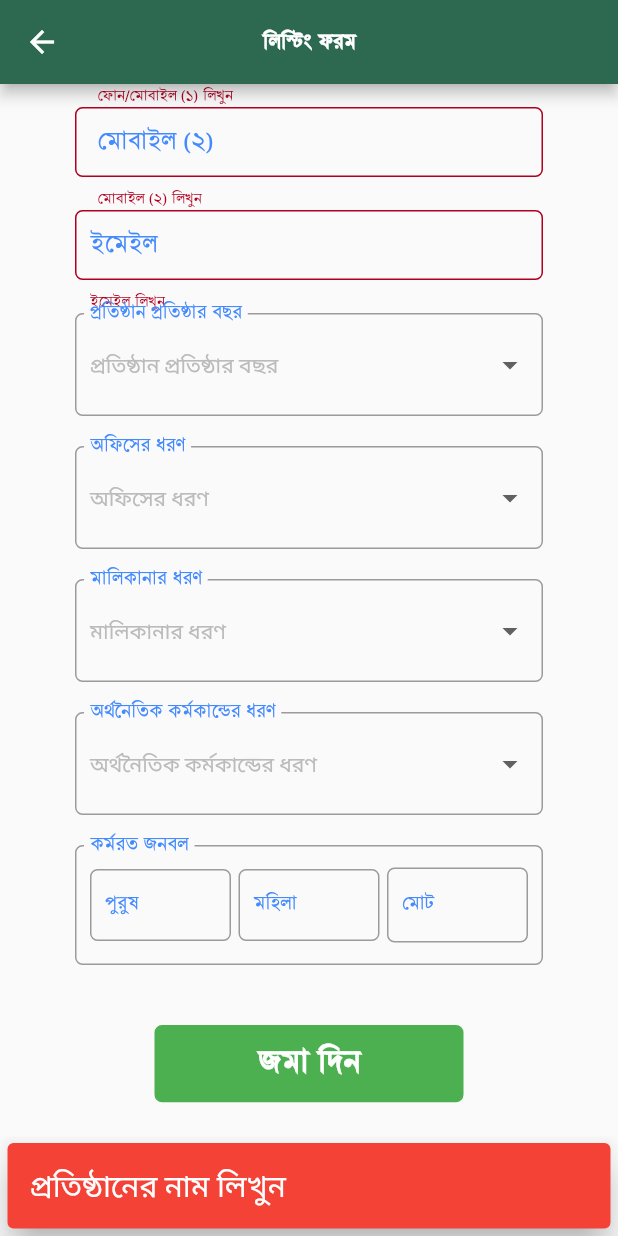
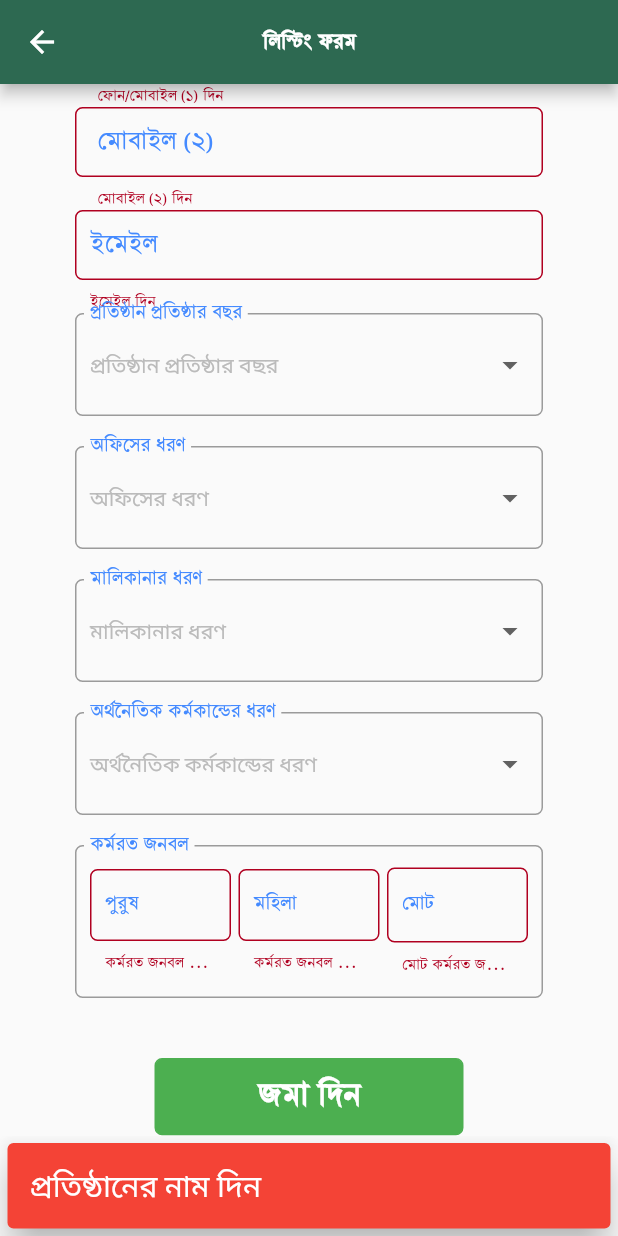
Before and after one commit to shahkutub/bbs_ec, a Flutter app: the EntryForm screen opened directly, scrolled down 192 dp, after a tap on "জমা দিন", on a phone screen of 412 x 824 dp. Run offline on Flutter 3.47's test engine with Material 3 defaults, Android fonts, the phone set to English and light mode, and no system bars; our stand-ins replace email_validator, get, shared_preferences; accounts and stored records are empty.

Commit message:
form validation

```diff
--- a/lib/entry_form.dart
+++ b/lib/views/entry_form/entry_form.dart
@@ -1,4 +1,5 @@
 
+import 'package:email_validator/email_validator.dart';
 import 'package:flutter/cupertino.dart';
 import 'package:flutter/material.dart';
 
@@ -31,6 +32,8 @@ class _EntryFormState extends State<EntryForm> {
   List<ItemData> wonerTypeList = [];
   List<ItemData> economicTypeList = [];
 
+  int male = 0;
+  int female = 0;
 
 
   @override
@@ -38,7 +41,28 @@ class _EntryFormState extends State<EntryForm> {
     // TODO: implement initState
     super.initState();
     addListData();
+    // maleEditController.text = male.toString();
+    // femaleEditController.text = female.toString();
+    maleEditController.addListener(() {
+      male = maleEditController.text.isNotEmpty ? int.parse(maleEditController.text)  : 0 ;
+      female = femaleEditController.text.isNotEmpty ? int.parse(femaleEditController.text) : 0 ;
+      totalEditController.text = (male+female).toString();
+    });
 
+    femaleEditController.addListener(() {
+      male = maleEditController.text.isNotEmpty ? int.parse(maleEditController.text)  : 0 ;
+      female = femaleEditController.text.isNotEmpty ? int.parse(femaleEditController.text) : 0 ;
+      totalEditController.text = (male+female).toString();
+    });
+  }
+
+
+  @override
+  void dispose() {
+    // Clean up the controller when the Widget is disposed
+    maleEditController.dispose();
+    femaleEditController.dispose();
+    super.dispose();
   }
 
 
@@ -67,7 +91,7 @@ class _EntryFormState extends State<EntryForm> {
                           controller: nameEditController,
                           validator: (value) {
                             if (value!.isEmpty) {
-                              return 'প্রতিষ্ঠানের নাম (বাংলা/ইংরেজি) লিখুন';
+                              return 'প্রতিষ্ঠানের নাম (বাংলা/ইংরেজি) দিন';
                             }
                             return null;
                           },
@@ -90,7 +114,7 @@ class _EntryFormState extends State<EntryForm> {
                               controller: phoneEditController,
                               validator: (value) {
                                 if (value!.isEmpty) {
-                                  return 'ফোন/মোবাইল (১) লিখুন';
+                                  return 'ফোন/মোবাইল (১) দিন';
                                 }
                                 return null;
                               },
@@ -114,7 +138,7 @@ class _EntryFormState extends State<EntryForm> {
                           controller: alterPhoneEditController,
                           validator: (value) {
                             if (value!.isEmpty) {
-                              return 'মোবাইল (২) লিখুন';
+                              return 'মোবাইল (২) দিন';
                             }
                             return null;
                           },
@@ -137,7 +161,7 @@ class _EntryFormState extends State<EntryForm> {
                           controller: emailEditController,
                           validator: (value) {
                             if (value!.isEmpty) {
-                              return 'ইমেইল লিখুন';
+                              return 'ইমেইল দিন';
                             }
                             return null;
                           },
@@ -366,14 +390,17 @@ class _EntryFormState extends State<EntryForm> {
                                   mainAxisAlignment: MainAxisAlignment.spaceBetween,
                                   children: [
                                     Flexible(
-                                      child: TextField(
+                                      child: TextFormField(
                                         controller: maleEditController,
-                                        // validator: (value) {
-                                        //   if (value!.isEmpty) {
-                                        //     return 'প্রতিষ্ঠানের নাম (বাংলা/ইংরেজি)';
-                                        //   }
-                                        //   return null;
+                                        // onChanged: (text){
+                                        //
                                         // },
+                                        validator: (value) {
+                                          if (value!.isEmpty) {
+                                            return 'কর্মরত জনবল পুরুষ সংখ্যা দিন';
+                                          }
+                                          return null;
+                                        },
                                         decoration: InputDecoration(
                                           labelText: 'পুরুষ',
                                           labelStyle: TextStyle(color: Colors.blueAccent,fontSize: 15),
@@ -387,14 +414,14 @@ class _EntryFormState extends State<EntryForm> {
                                     ),
                                     SizedBox(width: 5,),
                                     Flexible(
-                                      child: TextField(
+                                      child: TextFormField(
                                         controller: femaleEditController,
-                                        // validator: (value) {
-                                        //   if (value!.isEmpty) {
-                                        //     return 'প্রতিষ্ঠানের নাম (বাংলা/ইংরেজি)';
-                                        //   }
-                                        //   return null;
-                                        // },
+                                        validator: (value) {
+                                          if (value!.isEmpty) {
+                                            return 'কর্মরত জনবল মহিলা সংখ্যা দিন';
+                                          }
+                                          return null;
+                                        },
                                         decoration: InputDecoration(
                                           labelText: 'মহিলা',
                                           labelStyle: TextStyle(color: Colors.blueAccent,fontSize: 15),
@@ -408,14 +435,14 @@ class _EntryFormState extends State<EntryForm> {
                                     ),
                                     SizedBox(width: 5,),
                                     Flexible(
-                                      child: TextField(
+                                      child: TextFormField(
                                         controller: totalEditController,
-                                        // validator: (value) {
-                                        //   if (value!.isEmpty) {
-                                        //     return 'প্রতিষ্ঠানের নাম (বাংলা/ইংরেজি)';
-                                        //   }
-                                        //   return null;
-                                        // },
+                                        validator: (value) {
+                                          if (value!.isEmpty) {
+                                            return 'মোট কর্মরত জনবল সংখ্যা দিন';
+                                          }
+                                          return null;
+                                        },
                                         decoration: InputDecoration(
                                           labelText: 'মোট',
                                           labelStyle: TextStyle(color: Colors.blueAccent,fontSize: 15),
@@ -459,20 +486,31 @@ class _EntryFormState extends State<EntryForm> {
 
                                 }
                               }else{
-                                final bool isValidEmail = false;
-                                //final bool isValidEmail = EmailValidator.validate(emailEditController.text.toString());
+                                //final bool isValidEmail = false;
+                                final bool isValidEmail = EmailValidator.validate(emailEditController.text.toString());
 
                                 if(nameEditController.text.isEmpty){
-                                  ScaffoldMessenger.of(context).showSnackBar(snacbarMsg('প্রতিষ্ঠানের নাম লিখুন'));
+                                  ScaffoldMessenger.of(context).showSnackBar(snacbarMsg('প্রতিষ্ঠানের নাম দিন'));
+                                }else if(phoneEditController.text.isEmpty){
+                                  ScaffoldMessenger.of(context).showSnackBar(snacbarMsg('প্রতিষ্ঠানের ফোন/মোবাইল (১) দিন'));
                                 }else if(emailEditController.text.isEmpty){
-                                  // ToastComponent.showDialog(
-                                  //   "Input email address",
-                                  // );
-
+                                  ScaffoldMessenger.of(context).showSnackBar(snacbarMsg('প্রতিষ্ঠানের ইমেইল দিন'));
                                 }else if(!isValidEmail){
-                                  // ToastComponent.showDialog(
-                                  //   "Invalid email address",
-                                  // );
+                                  ScaffoldMessenger.of(context).showSnackBar(snacbarMsg('প্রতিষ্ঠানের বৈধ ইমেইল দিন'));
+                                }else if(dropdownValueYear.isEmpty){
+                                  ScaffoldMessenger.of(context).showSnackBar(snacbarMsg('প্রতিষ্ঠান প্রতিষ্ঠার বছর নির্বাচন করুন'));
+                                }else if(dropdownValueOfficeType.isEmpty){
+                                  ScaffoldMessenger.of(context).showSnackBar(snacbarMsg('অফিসের ধরণ নির্বাচন করুন'));
+                                }else if(dropdownValueWonerType.isEmpty){
+                                  ScaffoldMessenger.of(context).showSnackBar(snacbarMsg('মালিকানার ধরণ নির্বাচন করুন'));
+                                }else if(dropdownValueEconomicType.isEmpty){
+                                  ScaffoldMessenger.of(context).showSnackBar(snacbarMsg('অর্থনৈতিক কর্মকান্ডের ধরণ নির্বাচন করুন'));
+                                }else if(maleEditController.text.isEmpty){
+                                  ScaffoldMessenger.of(context).showSnackBar(snacbarMsg('কর্মরত জনবল পুরুষ সংখ্যা দিন'));
+                                }else if(femaleEditController.text.isEmpty){
+                                  ScaffoldMessenger.of(context).showSnackBar(snacbarMsg('কর্মরত জনবল মহিলা সংখ্যা দিন'));
+                                }else if(totalEditController.text.isEmpty){
+                                  ScaffoldMessenger.of(context).showSnackBar(snacbarMsg('মোট কর্মরত জনবল সংখ্যা দিন'));
                                 }
                               }
                             },
@@ -482,7 +520,7 @@ class _EntryFormState extends State<EntryForm> {
                             //
                             //
                             //   if(nameEditController.text.isEmpty){
-                            //     ScaffoldMessenger.of(context).showSnackBar(snacbarMsg('প্রতিষ্ঠানের নাম লিখুন'));
+                            //     ScaffoldMessenger.of(context).showSnackBar(snacbarMsg('প্রতিষ্ঠানের নাম দিন'));
                             //   }else if(emailEditController.text.isEmpty){
                             //     // ToastComponent.showDialog(
                             //     //   "Input email address",
--- a/lib/views/home/home_screen.dart
+++ b/lib/views/home/home_screen.dart
@@ -1,5 +1,6 @@
 import 'package:bbs_ec/data/model/global.dart';
 import 'package:bbs_ec/views/custom/scroll_behavior.dart';
+import 'package:bbs_ec/views/entry_form/entry_form.dart';
 import 'package:bbs_ec/views/home/widgets/custom_header_text.dart';
 import 'package:bbs_ec/views/home/widgets/custom_menu_button.dart';
 import 'package:bbs_ec/views/offline_data/offline_data_list.dart';
@@ -94,7 +95,9 @@ class _HomeScreenState extends State<HomeScreen> {
                   btnHeight: btnHeight,
                   isIPad: isIPad,
                   title: 'নতুন উপাত্ত্ব\nসংযোজন',
-                  onTap: () {},
+                  onTap: () {
+                    Get.to(EntryForm());
+                  },
                 )
                 /*Container(
                   margin: const EdgeInsets.only(left: 8, right: 8),
--- a/pubspec.yaml
+++ b/pubspec.yaml
@@ -38,6 +38,7 @@ dependencies:
   get: ^4.6.6
   http: ^1.1.0
   shared_preferences: ^2.2.1
+  email_validator: ^2.1.16
 
 dev_dependencies:
   flutter_test:
```
Also changed, not shown: pubspec.lock.
